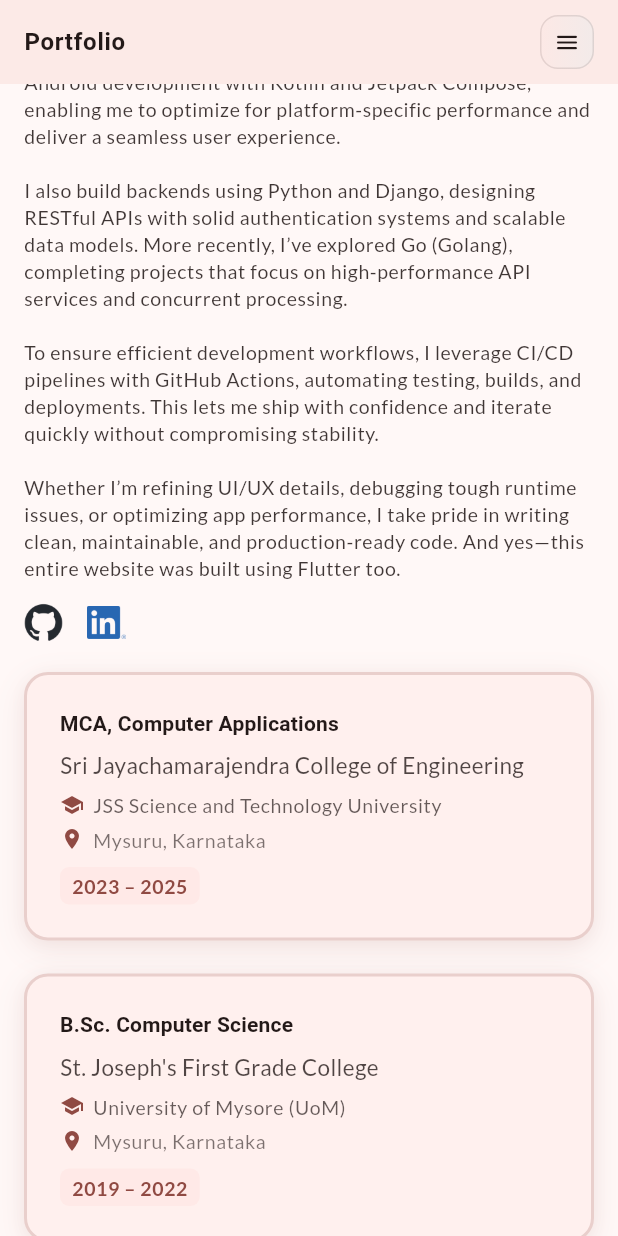
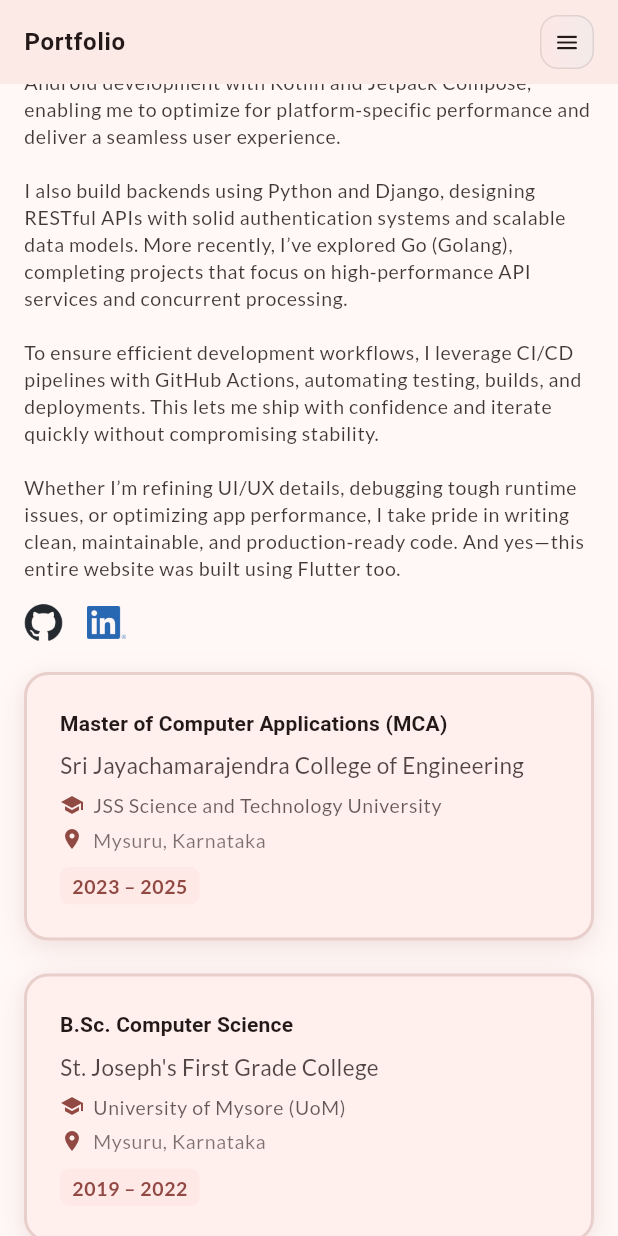
Before and after one commit to vishnusukumar14/portfolio, a Flutter app: the screen it shows after launch, scrolled down 1152 dp, on a phone screen of 412 x 824 dp. Run offline on Flutter 3.47's test engine with Material 3 defaults, Android fonts, the phone set to English and light mode, and no system bars; our stand-ins replace cloud_firestore, firebase_core, flutter_svg, google_fonts, web; accounts and stored records are empty; generated files the repository leaves out were written again; network calls fail; Roboto replaces fonts that are missing (Arvo).

Commit message:
Degree title fix

```diff
--- a/lib/pages/home/sections/about_section.dart
+++ b/lib/pages/home/sections/about_section.dart
@@ -65,7 +65,7 @@ class AboutSectionWidget extends StatelessWidget {
           children: [
             const EducationCardWidget(
               university: "JSS Science and Technology University",
-              degree: 'MCA, Computer Applications',
+              degree: 'Master of Computer Applications (MCA) ',
               institution: 'Sri Jayachamarajendra College of Engineering',
               location: "Mysuru, Karnataka",
               duration: '2023 – 2025',
```
